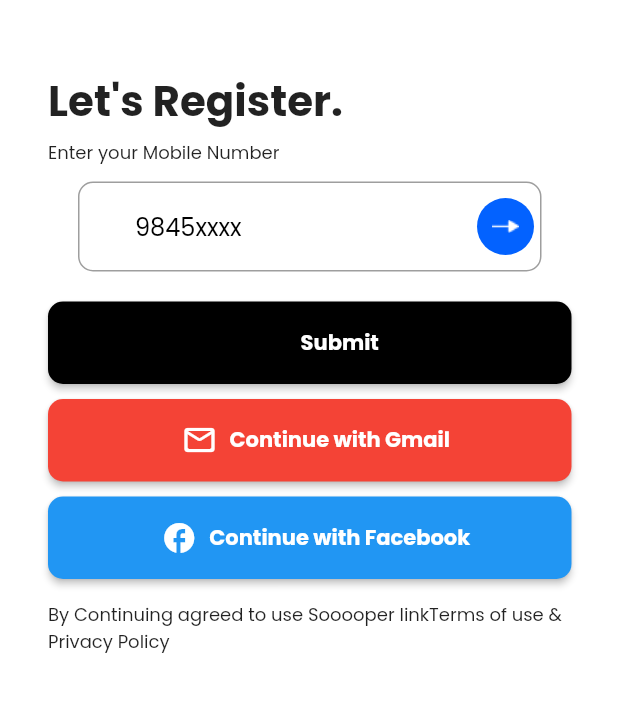
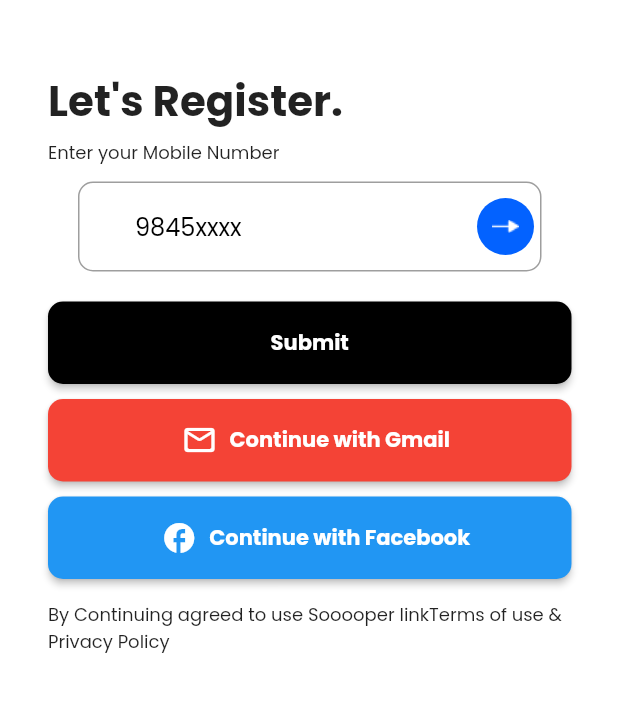
Before and after one commit to pranavo72bex/resturant, a Flutter app: the RegisterPage screen opened directly, on a phone screen of 412 x 824 dp, the part 186-898 px from its top. Run offline on Flutter 3.47's test engine with Material 2 defaults, Android fonts, the phone set to English and light mode, and no system bars; our stand-ins replace fl_chart, get, google_fonts, pin_code_fields; missing offline and left inert: scratcher.

Commit message:
null icon

```diff
--- a/lib/app/core/commonwidgets/custom_buttons.dart
+++ b/lib/app/core/commonwidgets/custom_buttons.dart
@@ -26,10 +26,11 @@
         child: Row(
           mainAxisAlignment: MainAxisAlignment.center,
           children: [
-            Padding(
-              padding: const EdgeInsets.all(8.0),
-              child: Icon(icon),
-            ),
+            if (icon != null)
+              Padding(
+                padding: const EdgeInsets.all(8.0),
+                child: Icon(icon),
+              ),
             Text(
               inputtext,
               style: TextStyle(
```
